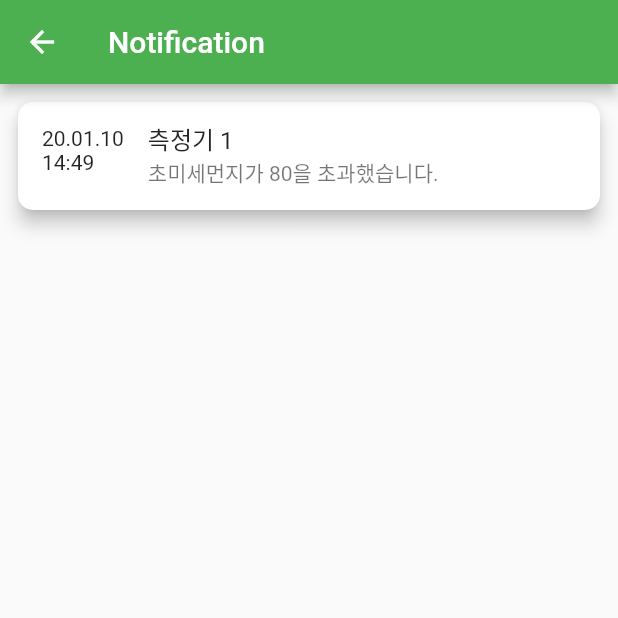
After one commit to Ksanbal/MiseCho, a Flutter app: the NotificationPage screen opened directly, on a phone screen of 412 x 824 dp, the top half of it. The commit adds this screen. Run offline on Flutter 3.47's test engine with Material 2 defaults, Android fonts, the phone set to English and light mode, and no system bars; our stand-ins replace fl_chart.

Commit message:
Build Notification Page

```diff
--- a/APP/checkpm_app/lib/main.dart
+++ b/APP/checkpm_app/lib/main.dart
@@ -2,6 +2,8 @@ import 'package:checkpm_app/index_page.dart';
 import 'package:flutter/material.dart';
 
 import 'login_page.dart';
+import 'index_page.dart';
+import 'notification_page.dart';
 
 void main() => runApp(MyApp());
 
@@ -15,6 +17,7 @@ class MyApp extends StatelessWidget {
       ),
       // home: LoginPage(), // Login page로 연결
       home: IndexPage(),
+      // home: NotificationPage(),
     );
   }
 }
--- /dev/null
+++ b/APP/checkpm_app/lib/notification_page.dart
@@ -0,0 +1,68 @@
+import 'package:flutter/material.dart';
+
+class NotiList {
+  String date;
+  String device;
+  String context;
+
+  NotiList(this.context);
+}
+
+class NotificationPage extends StatefulWidget {
+  @override
+  _NotificationPageState createState() => _NotificationPageState();
+}
+
+class _NotificationPageState extends State<NotificationPage> {
+  final _items = <NotiList>[];
+
+  @override
+  Widget build(BuildContext context) {
+    return Scaffold(
+      appBar: AppBar(
+        title: Text('Notification'),
+      ),
+      body: Padding(
+        padding: const EdgeInsets.all(8.0),
+        child: Column(
+          children: <Widget>[
+            Expanded(
+              flex: 20,
+              child: ListView(
+                children: <Widget>[
+                  Card(
+                    shape: RoundedRectangleBorder(
+                      borderRadius: BorderRadius.circular(10),
+                    ),
+                    elevation: 5,
+                    child: ListTile(
+                      leading: Text('20.01.10\n14:49'),
+                      title: Text('측정기 1'),
+                      subtitle: Text('초미세먼지가 80을 초과했습니다.'),
+                      onTap: () {},
+                    ),
+                  ),
+                ],
+              ),
+            )
+          ],
+        ),
+      ),
+    );
+  }
+
+  Widget _buildItemWidget(NotiList notiList) {
+    return Card(
+      shape: RoundedRectangleBorder(
+        borderRadius: BorderRadius.circular(10),
+      ),
+      elevation: 5,
+      child: ListTile(
+        leading: Text('20.01.10\n14:49'),
+        title: Text('측정기 1'),
+        subtitle: Text('초미세먼지가 80을 초과했습니다.'),
+        onTap: () {},
+      ),
+    );
+  }
+}
```
